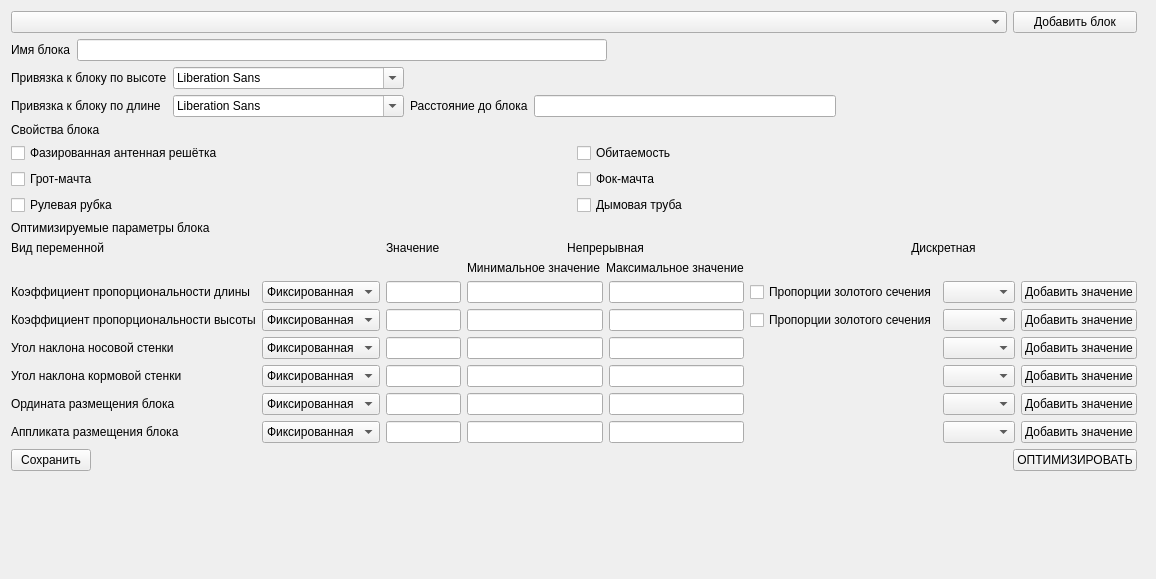
Qt form gui_for_create_secad/gui/enteringblocks.ui (baseoleph/secad) before a commit.
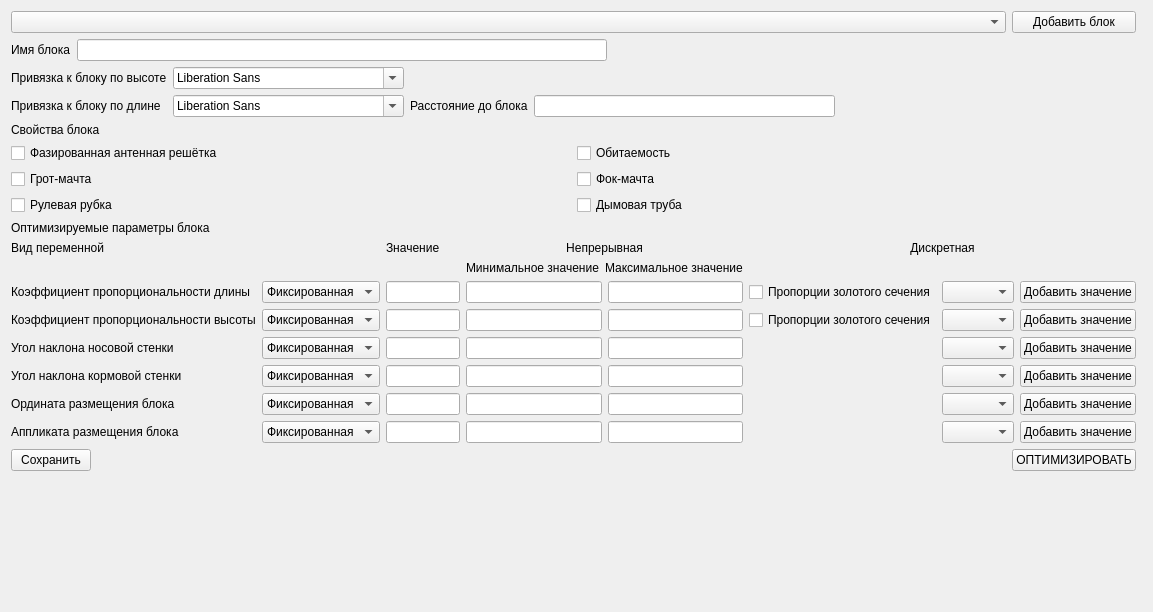
The same form after that commit.

Patch:
```diff
--- a/gui_for_create_secad/gui/enteringblocks.ui
+++ b/gui_for_create_secad/gui/enteringblocks.ui
@@ -6,8 +6,8 @@
    <rect>
     <x>0</x>
     <y>0</y>
-    <width>1156</width>
-    <height>579</height>
+    <width>1153</width>
+    <height>612</height>
    </rect>
   </property>
   <property name="windowTitle">
```
